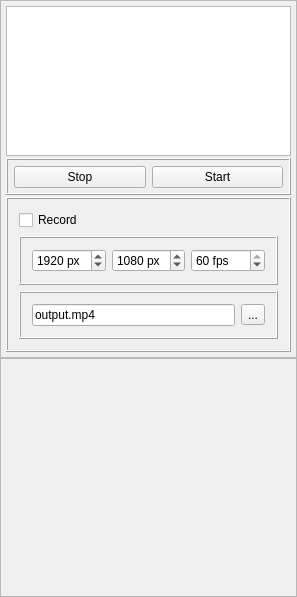
Above: src/Options.ui from willmh93/QtSim before the change. Below: the same form after it.
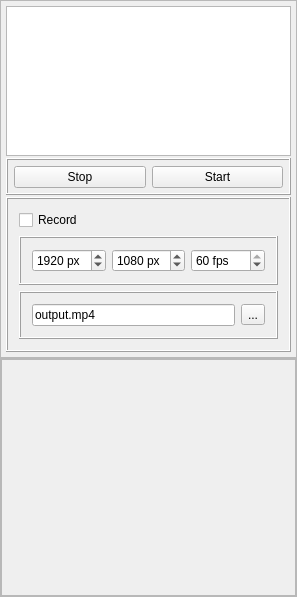
That is the form after the change. Custom widgets are drawn as their Qt base class.

Commit message: Scrollable area for AttributeItems

The edit to the form file:
```diff
--- a/src/Options.ui
+++ b/src/Options.ui
@@ -294,23 +294,26 @@
          <number>0</number>
         </property>
         <item>
-         <widget class="AttributeList" name="attributeList" native="true"/>
-        </item>
-        <item>
-         <spacer name="verticalSpacer">
-          <property name="orientation">
-           <enum>Qt::Orientation::Vertical</enum>
+         <widget class="QScrollArea" name="scrollArea">
+          <property name="widgetResizable">
+           <bool>true</bool>
           </property>
-          <property name="sizeType">
-           <enum>QSizePolicy::Policy::Expanding</enum>
-          </property>
-          <property name="sizeHint" stdset="0">
-           <size>
-            <width>0</width>
-            <height>0</height>
-           </size>
-          </property>
-         </spacer>
+          <widget class="QWidget" name="scrollAreaWidgetContents">
+           <property name="geometry">
+            <rect>
+             <x>0</x>
+             <y>0</y>
+             <width>291</width>
+             <height>235</height>
+            </rect>
+           </property>
+           <layout class="QVBoxLayout" name="verticalLayout_8">
+            <item>
+             <widget class="AttributeList" name="attributeList" native="true"/>
+            </item>
+           </layout>
+          </widget>
+         </widget>
         </item>
        </layout>
       </widget>
```
The commit also changes 4 other files.
